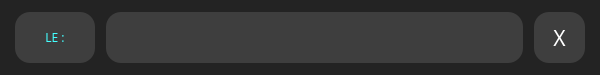
First picture: the form in UI Files/KeyboardInputWindow.ui, repository K-A-B-I-L-A-N/Smart-BMI, before the edit.
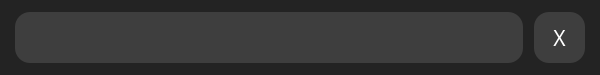
Second picture: the form after the edit.

Commit message: Finished and tested keyboard ui's in vk_test.py

What changed in the file:
```diff
--- a/UI Files/KeyboardInputWindow.ui
+++ b/UI Files/KeyboardInputWindow.ui
@@ -32,46 +32,6 @@
      <property name="rightMargin">
       <number>4</number>
      </property>
-     <item>
-      <widget class="QLabel" name="kb_lb">
-       <property name="sizePolicy">
-        <sizepolicy hsizetype="Minimum" vsizetype="Minimum">
-         <horstretch>0</horstretch>
-         <verstretch>0</verstretch>
-        </sizepolicy>
-       </property>
-       <property name="minimumSize">
-        <size>
-         <width>80</width>
-         <height>51</height>
-        </size>
-       </property>
-       <property name="maximumSize">
-        <size>
-         <width>80</width>
-         <height>51</height>
-        </size>
-       </property>
-       <property name="font">
-        <font>
-         <family>Proxima Nova</family>
-         <pointsize>9</pointsize>
-        </font>
-       </property>
-       <property name="styleSheet">
-        <string notr="true">color: rgb(67, 255, 255);
-background-color: rgb(62, 62, 62);
-
-</string>
-       </property>
-       <property name="text">
-        <string>LE :</string>
-       </property>
-       <property name="alignment">
-        <set>Qt::AlignCenter</set>
-       </property>
-      </widget>
-     </item>
      <item>
       <widget class="QLineEdit" name="kbip">
        <property name="sizePolicy">
@@ -99,15 +59,8 @@
         </font>
        </property>
        <property name="styleSheet">
-        <string notr="true">QLineEdit {
-color: rgb(67, 255, 255);
+        <string notr="true">color: rgb(67, 255, 255);
 background-color: rgb(62, 62, 62);
-}
-
-QLineEdit:focus{
-	border:2px solid;
-	border-color : white;
-}
 
 </string>
        </property>
```
The commit also changes 6 other files.
